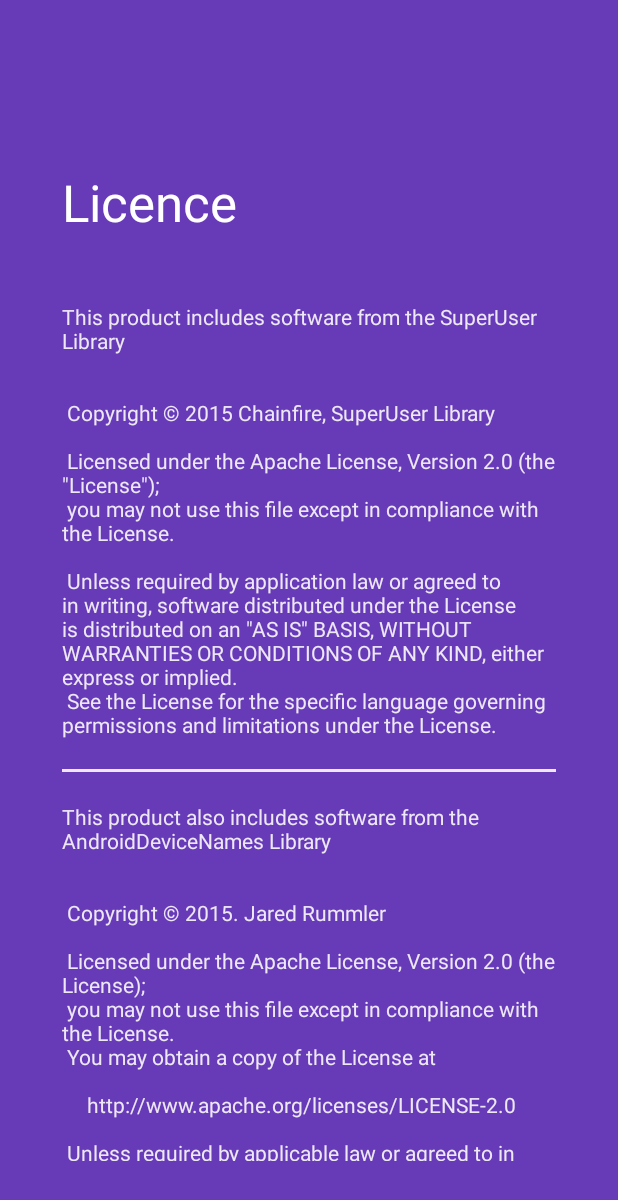
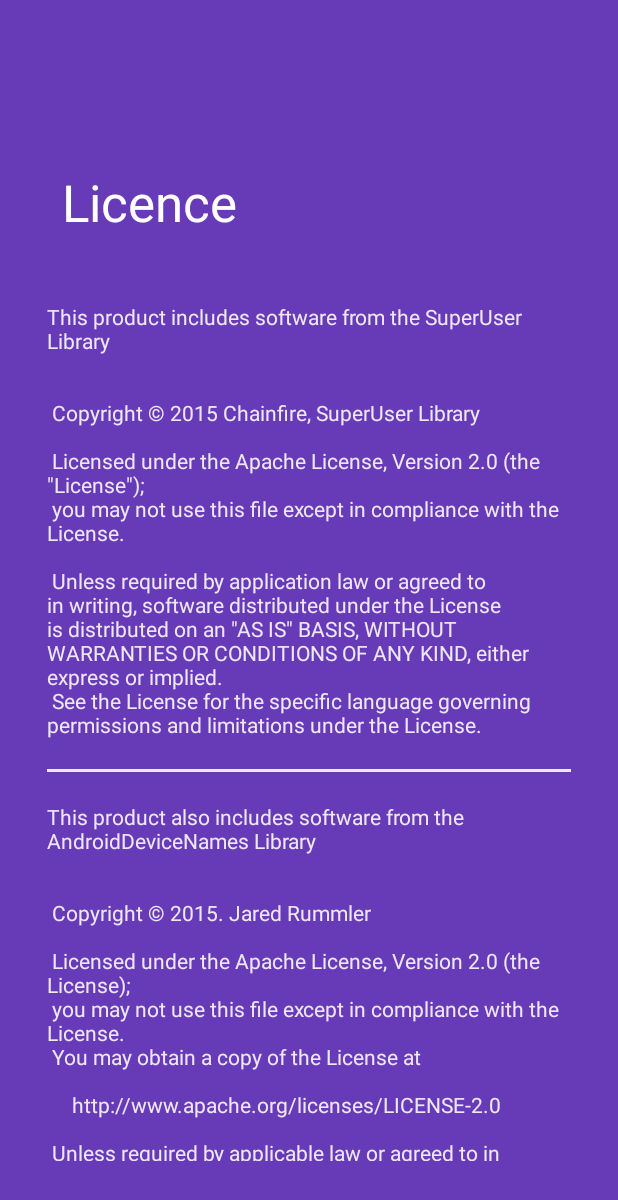
Before and after one commit to iboalali/Basic-Root-Checker, an Android app: the LicenceActivity screen opened directly, with no data from a screen before it, on a phone screen of 412 x 824 dp. Shown: the top 1200 px of the screen. Run offline under Robolectric (Android 15) with nearby library versions, the phone set to English and light mode, and no system bars; our stand-ins replace AdMob.

Commit message:
changed the left and right margins

```diff
--- a/app/src/main/res/layout/activity_licence.xml
+++ b/app/src/main/res/layout/activity_licence.xml
@@ -62,19 +62,19 @@
                     android:text="@string/licence_supersu"
                     android:textColor="@color/text_white"
                     android:layout_marginTop="5dp"
-                    android:layout_marginStart="25dp"
-                    android:layout_marginLeft="25dp"
-                    android:layout_marginEnd="25dp"
-                    android:layout_marginRight="25dp"/>
+                    android:layout_marginStart="@dimen/left_start_margin"
+                    android:layout_marginLeft="@dimen/left_start_margin"
+                    android:layout_marginEnd="@dimen/right_end_margin"
+                    android:layout_marginRight="@dimen/right_end_margin"/>
                 <View
                     android:layout_width="fill_parent"
                     android:layout_height="2dp"
                     android:background="@color/text_white"
                     android:layout_marginTop="20dp"
-                    android:layout_marginStart="25dp"
-                    android:layout_marginLeft="25dp"
-                    android:layout_marginEnd="25dp"
-                    android:layout_marginRight="25dp"/>
+                    android:layout_marginStart="@dimen/left_start_margin"
+                    android:layout_marginLeft="@dimen/left_start_margin"
+                    android:layout_marginEnd="@dimen/right_end_margin"
+                    android:layout_marginRight="@dimen/right_end_margin"/>
                 <TextView
                     android:layout_width="wrap_content"
                     android:layout_height="wrap_content"
@@ -82,10 +82,10 @@
                     android:text="@string/licence_android_device_names"
                     android:textColor="@color/text_white"
                     android:layout_marginTop="20dp"
-                    android:layout_marginStart="25dp"
-                    android:layout_marginLeft="25dp"
-                    android:layout_marginEnd="25dp"
-                    android:layout_marginRight="25dp"/>
+                    android:layout_marginStart="@dimen/left_start_margin"
+                    android:layout_marginLeft="@dimen/left_start_margin"
+                    android:layout_marginEnd="@dimen/right_end_margin"
+                    android:layout_marginRight="@dimen/right_end_margin"/>
                 <TextView
                     android:layout_width="match_parent"
                     android:layout_height="wrap_content"
@@ -93,10 +93,10 @@
                     android:text="@string/licence_apache_title"
                     android:textColor="@color/text_white"
                     android:layout_marginTop="20dp"
-                    android:layout_marginStart="25dp"
-                    android:layout_marginLeft="25dp"
-                    android:layout_marginEnd="25dp"
-                    android:layout_marginRight="25dp"
+                    android:layout_marginStart="@dimen/left_start_margin"
+                    android:layout_marginLeft="@dimen/left_start_margin"
+                    android:layout_marginEnd="@dimen/right_end_margin"
+                    android:layout_marginRight="@dimen/right_end_margin"
                     android:autoLink="web"
                     android:textColorLink="@color/text_link"
                     android:gravity="center"/>
@@ -108,10 +108,10 @@
                     android:text="@string/licence_apache_licence"
                     android:textColor="@color/text_white"
                     android:layout_marginTop="20dp"
-                    android:layout_marginStart="25dp"
-                    android:layout_marginLeft="25dp"
-                    android:layout_marginEnd="25dp"
-                    android:layout_marginRight="25dp"
+                    android:layout_marginStart="@dimen/left_start_margin"
+                    android:layout_marginLeft="@dimen/left_start_margin"
+                    android:layout_marginEnd="@dimen/right_end_margin"
+                    android:layout_marginRight="@dimen/right_end_margin"
                     android:layout_marginBottom="50dp"/>
 
             </LinearLayout>
--- a/app/src/main/res/values/dimens.xml
+++ b/app/src/main/res/values/dimens.xml
@@ -12,4 +12,7 @@
     <dimen name="TextAppearance_Subhead">16sp</dimen>
     <dimen name="text_size_body_1_material">14sp</dimen>
 
+    <dimen name="left_start_margin">15dp</dimen>
+    <dimen name="right_end_margin">15dp</dimen>
+
 </resources>
```
